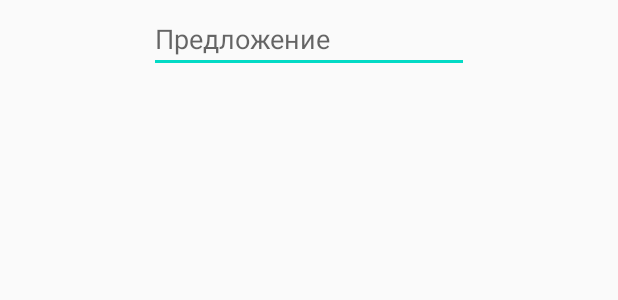
After one commit to Dimas186/TransportControl, an Android app: the layout offers_dialog.xml on its own in the app's theme, with its tools: preview values and no code run, on a phone screen of 412 x 824 dp. The commit adds this screen. Shown: the top 300 px of the screen. Run offline under Robolectric (Android 15) with nearby library versions, the phone set to English and light mode, and no system bars.

Commit message:
add offers

```diff
--- /dev/null
+++ b/app/src/main/res/layout/offers_dialog.xml
@@ -0,0 +1,17 @@
+<?xml version="1.0" encoding="utf-8"?>
+<LinearLayout xmlns:android="http://schemas.android.com/apk/res/android"
+    android:layout_width="match_parent"
+    android:layout_height="match_parent"
+    android:gravity="center_horizontal"
+    android:orientation="vertical">
+
+    <EditText
+        android:id="@+id/etOffer"
+        android:layout_width="wrap_content"
+        android:layout_height="wrap_content"
+        android:ems="10"
+        android:inputType="textPersonName|textCapSentences"
+        android:layout_marginTop="3dp"
+        android:hint="@string/offer"
+        android:layout_marginBottom="10dp"/>
+</LinearLayout>
--- a/app/src/main/res/values/strings.xml
+++ b/app/src/main/res/values/strings.xml
@@ -29,4 +29,5 @@
     <string name="edit">Редактировать</string>
     <string name="delete">Удалить</string>
     <string name="unconfirmed_account">Ваш аккаунт ещё не подтверждён</string>
+    <string name="offer">Предложение</string>
 </resources>
```
Also changed, not shown: app/src/main/java/com/example/transportcontrol/MainActivity.java (+30 -1 lines), app/src/main/res/layout/reg_dialog.xml (renamed from app/src/main/res/layout/edit_text_dialog.xml).
